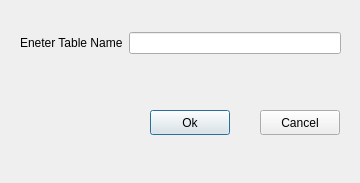
Qt form createTable.ui (rudyleiva93/DatabaseBrowserApp) before a commit.
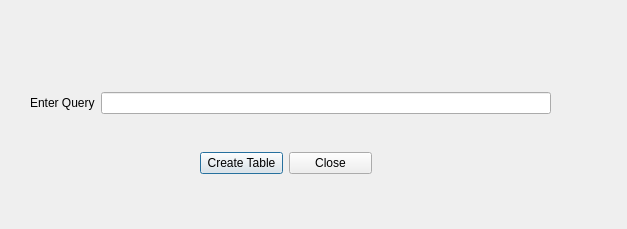
The same form after that commit.

Patch:
```diff
--- a/createTable.ui
+++ b/createTable.ui
@@ -6,45 +6,58 @@
    <rect>
     <x>0</x>
     <y>0</y>
-    <width>360</width>
-    <height>183</height>
+    <width>627</width>
+    <height>229</height>
    </rect>
   </property>
   <property name="windowTitle">
    <string>Create Table</string>
   </property>
-  <widget class="QPushButton" name="pushButton">
+  <widget class="QWidget" name="layoutWidget">
    <property name="geometry">
     <rect>
-     <x>150</x>
-     <y>110</y>
-     <width>80</width>
-     <height>25</height>
+     <x>200</x>
+     <y>150</y>
+     <width>172</width>
+     <height>27</height>
     </rect>
    </property>
-   <property name="text">
-    <string>Ok</string>
-   </property>
+   <layout class="QHBoxLayout" name="horizontalLayout_6">
+    <item>
+     <widget class="QPushButton" name="pushButton_createTable">
+      <property name="text">
+       <string>Create Table</string>
+      </property>
+     </widget>
+    </item>
+    <item>
+     <widget class="QPushButton" name="pushButton_close">
+      <property name="text">
+       <string>Close</string>
+      </property>
+     </widget>
+    </item>
+   </layout>
   </widget>
-  <widget class="QPushButton" name="pushButton_2">
+  <widget class="QLabel" name="label_result">
    <property name="geometry">
     <rect>
-     <x>260</x>
-     <y>110</y>
-     <width>80</width>
-     <height>25</height>
+     <x>110</x>
+     <y>130</y>
+     <width>391</width>
+     <height>16</height>
     </rect>
    </property>
    <property name="text">
-    <string>Cancel</string>
+    <string/>
    </property>
   </widget>
   <widget class="QWidget" name="">
    <property name="geometry">
     <rect>
-     <x>20</x>
-     <y>30</y>
-     <width>321</width>
+     <x>30</x>
+     <y>90</y>
+     <width>521</width>
      <height>26</height>
     </rect>
    </property>
@@ -52,7 +65,7 @@
     <item>
      <widget class="QLabel" name="label_enterTableName">
       <property name="text">
-       <string>Eneter Table Name</string>
+       <string>Enter Query</string>
       </property>
      </widget>
     </item>
```
Left out of the diff: 4 changed lines with no effect on the pictures.
